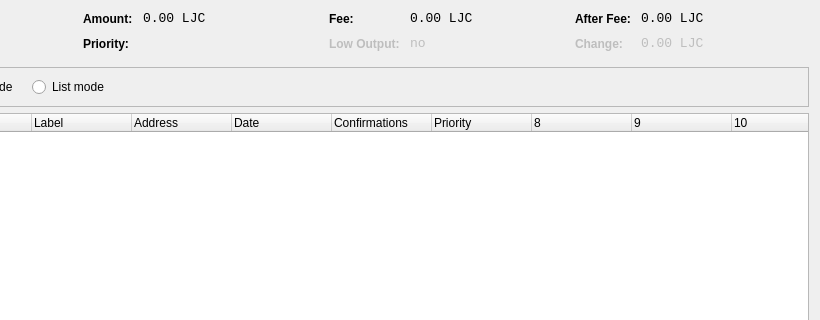
Old version of the form src/qt/forms/coincontroldialog.ui in the repository loning/stratisX; both pictures show x 180 to 1000 and y 0 to 320 of the 1000 by 500 pixel window.
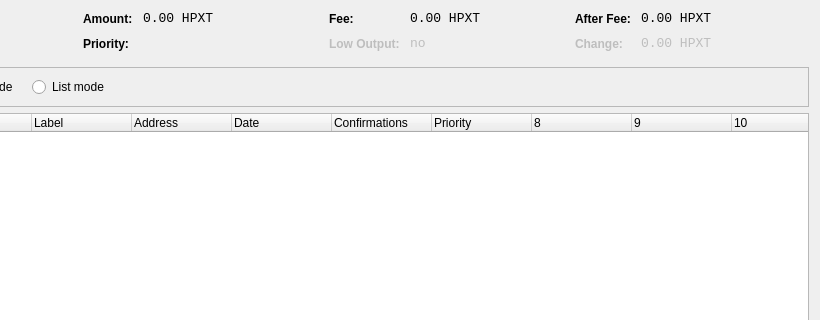
New version of the form. Custom widgets are drawn as their Qt base class.

The edit to the form file:
```diff
--- a/src/qt/forms/coincontroldialog.ui
+++ b/src/qt/forms/coincontroldialog.ui
@@ -141,7 +141,7 @@
           <enum>Qt::ActionsContextMenu</enum>
          </property>
          <property name="text">
-          <string notr="true">0.00 LJC</string>
+          <string notr="true">0.00 HPXT</string>
          </property>
          <property name="textInteractionFlags">
           <set>Qt::LinksAccessibleByMouse|Qt::TextSelectableByKeyboard|Qt::TextSelectableByMouse</set>
@@ -221,7 +221,7 @@
           <enum>Qt::ActionsContextMenu</enum>
          </property>
          <property name="text">
-          <string notr="true">0.00 LJC</string>
+          <string notr="true">0.00 HPXT</string>
          </property>
          <property name="textInteractionFlags">
           <set>Qt::LinksAccessibleByMouse|Qt::TextSelectableByKeyboard|Qt::TextSelectableByMouse</set>
@@ -307,7 +307,7 @@
           <enum>Qt::ActionsContextMenu</enum>
          </property>
          <property name="text">
-          <string notr="true">0.00 LJC</string>
+          <string notr="true">0.00 HPXT</string>
          </property>
          <property name="textInteractionFlags">
           <set>Qt::LinksAccessibleByMouse|Qt::TextSelectableByKeyboard|Qt::TextSelectableByMouse</set>
@@ -345,7 +345,7 @@
           <enum>Qt::ActionsContextMenu</enum>
          </property>
          <property name="text">
-          <string notr="true">0.00 LJC</string>
+          <string notr="true">0.00 HPXT</string>
          </property>
          <property name="textInteractionFlags">
           <set>Qt::LinksAccessibleByMouse|Qt::TextSelectableByKeyboard|Qt::TextSelectableByMouse</set>
```
